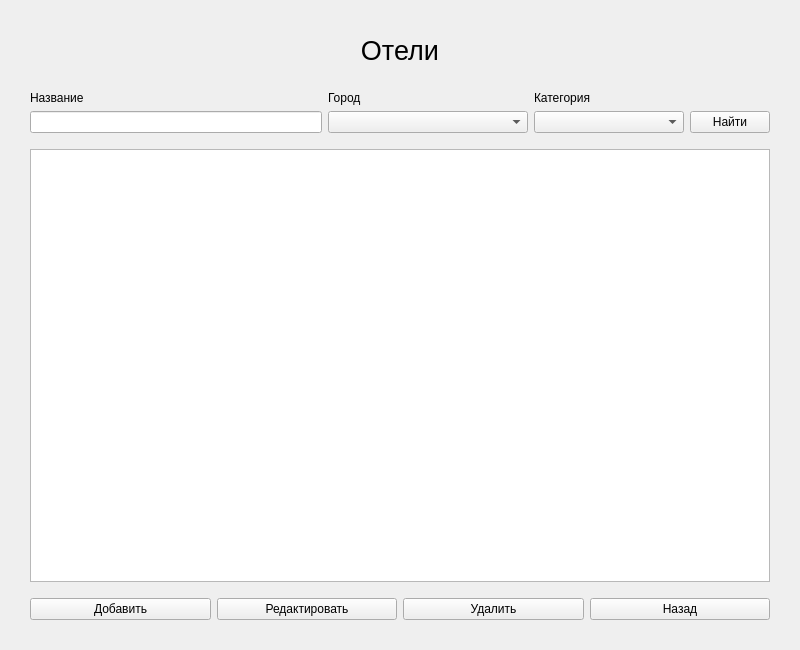
The window that gui/hotelslistwindow.ui (rkv04/test) describes before a commit, drawn with Qt 5.
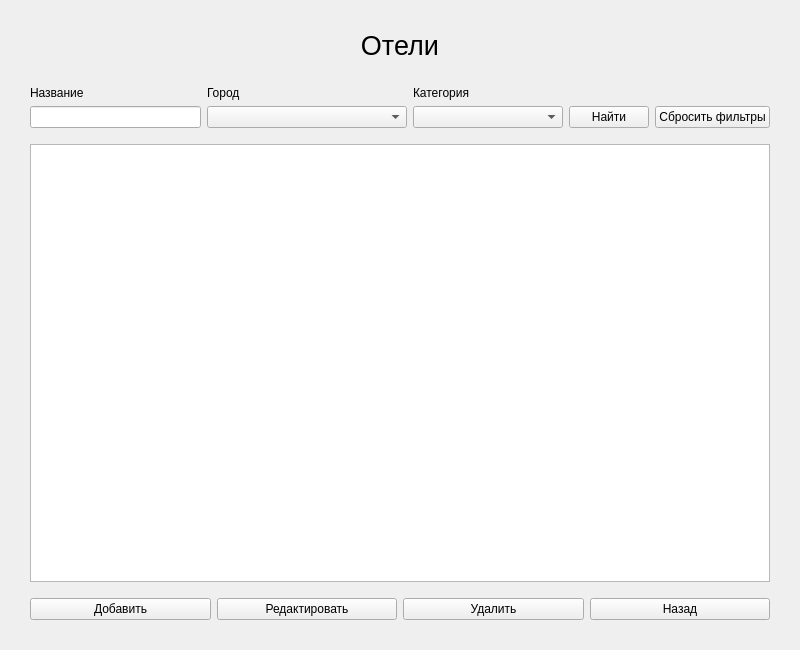
The same window after the commit.

Commit message: added filter reset

```diff
--- a/gui/hotelslistwindow.ui
+++ b/gui/hotelslistwindow.ui
@@ -14,12 +14,12 @@
    <string>MainWindow</string>
   </property>
   <widget class="QWidget" name="centralwidget">
-   <layout class="QVBoxLayout" name="verticalLayout_5">
+   <layout class="QVBoxLayout" name="verticalLayout_6">
     <property name="leftMargin">
      <number>30</number>
     </property>
     <property name="topMargin">
-     <number>15</number>
+     <number>10</number>
     </property>
     <property name="rightMargin">
      <number>30</number>
@@ -124,6 +124,24 @@
         </item>
        </layout>
       </item>
+      <item>
+       <layout class="QVBoxLayout" name="verticalLayout_5">
+        <item>
+         <widget class="QLabel" name="label_6">
+          <property name="text">
+           <string/>
+          </property>
+         </widget>
+        </item>
+        <item>
+         <widget class="QPushButton" name="resetFiltersButton">
+          <property name="text">
+           <string>Сбросить фильтры</string>
+          </property>
+         </widget>
+        </item>
+       </layout>
+      </item>
      </layout>
     </item>
     <item>
```
The commit also changes 21 other files.
